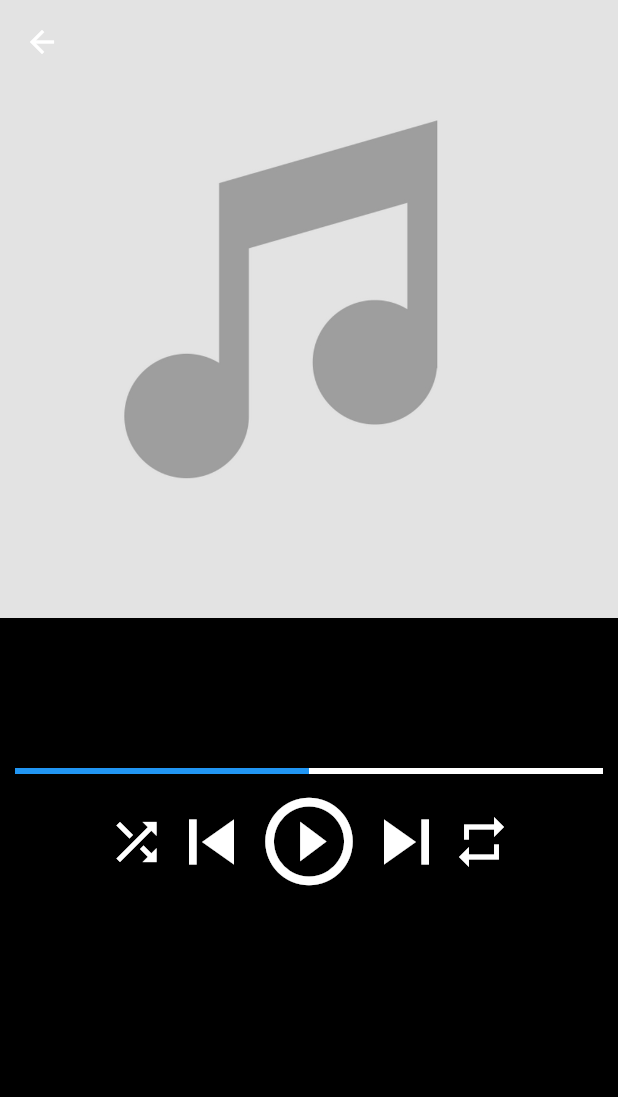
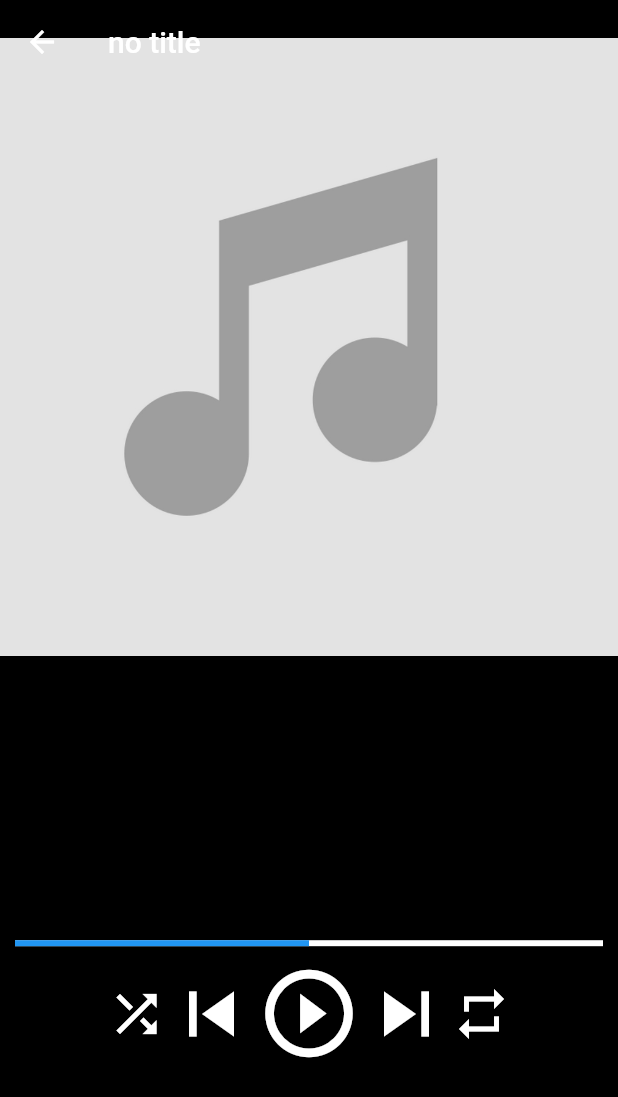
Before and after one commit to labtecs/FlyMusic, a Flutter app: the screen it shows after launch, in the side drawer, after a tap on "Aktuelle Wiedergabe", on a phone screen of 412 x 824 dp. Shown: the top 1097 px of the screen. Run offline on Flutter 3.47's test engine with Material 2 defaults, Android fonts, the phone set to English and light mode, and no system bars; our stand-ins replace audioplayers, floor, flutter_speed_dial, fluttertoast, permission_handler, sqflite; missing offline and left inert: crclib, dart_tags, folder_picker; accounts and stored records are empty; generated files the repository leaves out were written again.

Commit message:
PlayerScreen Update

```diff
--- a/lib/screens/drawerScreens/player_screen.dart
+++ b/lib/screens/drawerScreens/player_screen.dart
@@ -15,14 +15,14 @@ class PlayerScreen extends StatefulWidget {
 class _PlayerScreenState extends State<PlayerScreen> {
   _PlayerScreenState();
 
-  Color farbe = Colors.white;
-
   @override
   Widget build(BuildContext context) {
+    double halfDisplaySize = MediaQuery.of(context).size.height /2;
     return Scaffold(
       backgroundColor: Colors.black,
       extendBodyBehindAppBar: true,
       appBar: AppBar(
+        title: Text(getTitle()),
         elevation: 0.0,
         backgroundColor: Colors.transparent,
       ),
@@ -31,10 +31,10 @@ class _PlayerScreenState extends State<PlayerScreen> {
         children: <Widget>[
           Container(
             child: StartScreen.getArt(MusicQueue.instance.currentSong?.artId),
-            height: MediaQuery.of(context).size.height / 2,
+            height: halfDisplaySize + 50,
           ),
           Padding(
-            padding: EdgeInsetsDirectional.fromSTEB(10, 100, 10, 10),
+            padding: EdgeInsetsDirectional.fromSTEB(10, MediaQuery.of(context).size.height / 5, 10, 10),
             child: LinearProgressIndicator(
               value: 0.5,
               backgroundColor: Colors.white,
@@ -122,4 +122,16 @@ class _PlayerScreenState extends State<PlayerScreen> {
   void repeat() async {
     //Todo repeat song
   }
+
+  String getTitle() {
+    String title = "no title";
+    try{
+      title = MusicQueue.instance.currentSong.title;
+      return title;
+    }
+    catch(q) {
+      return title;
+
+    }
+  }
 }
```
